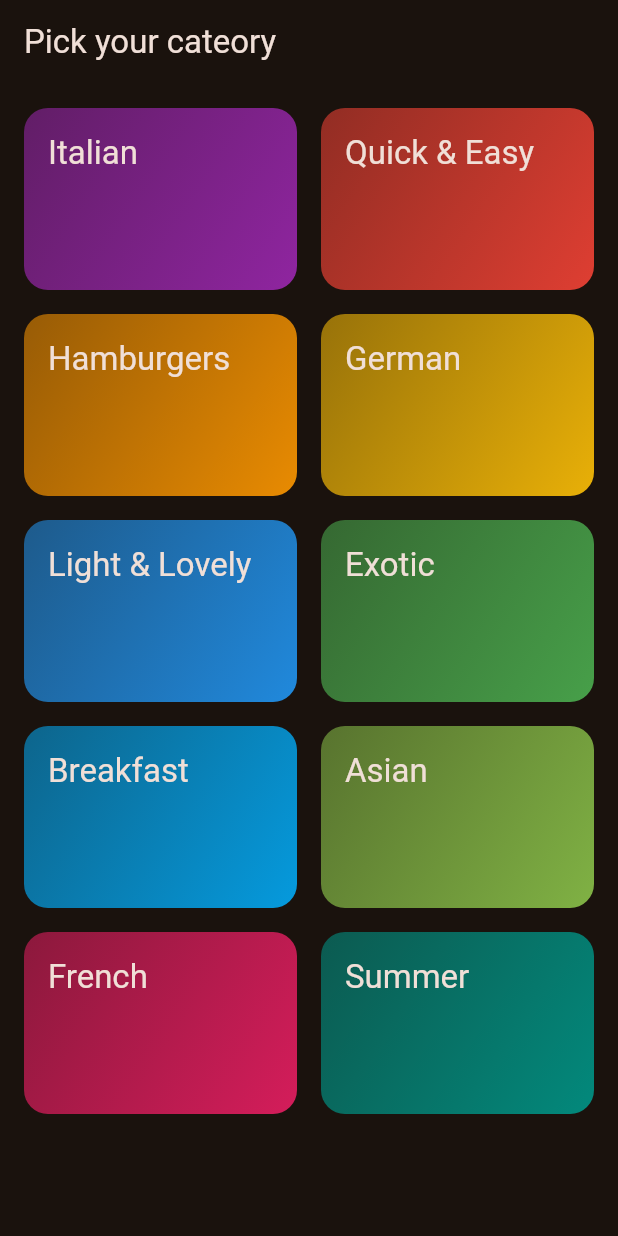
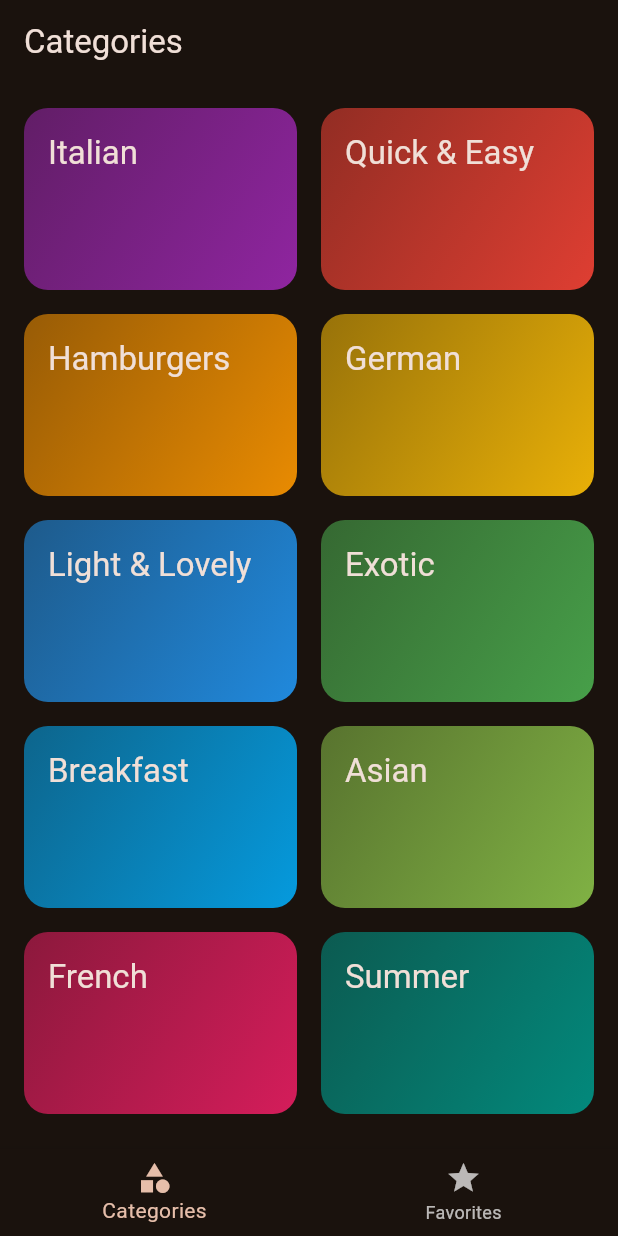
Before and after one commit to vuminhtruong/Flutter-project, a Flutter app: the screen it shows after launch, on a phone screen of 412 x 824 dp. Run offline on Flutter 3.47's test engine with Material 2 defaults, Android fonts, the phone set to English and light mode, and no system bars; our stand-ins replace google_fonts, transparent_image; Roboto replaces fonts that are missing (Cairo).

Commit message:
add favorite meal

```diff
--- a/flutter_meals_app/lib/main.dart
+++ b/flutter_meals_app/lib/main.dart
@@ -1,6 +1,5 @@
 import 'package:flutter/material.dart';
-import 'package:flutter_meals_app/screens/categories_screen.dart';
-
+import 'package:flutter_meals_app/screens/tabs.dart';
 import 'package:google_fonts/google_fonts.dart';
 
 final theme = ThemeData(
@@ -23,7 +22,7 @@
   Widget build(BuildContext context) {
     return MaterialApp(
       theme: theme,
-      home: const CategoriesScreen(),
+      home: const TabsScreen(),
     );
   }
 }
--- a/flutter_meals_app/lib/screens/categories_screen.dart
+++ b/flutter_meals_app/lib/screens/categories_screen.dart
@@ -4,8 +4,12 @@
 import 'package:flutter_meals_app/screens/meals.dart';
 import 'package:flutter_meals_app/widgets/category_grid_item.dart';
 
+import '../models/meal.dart';
+
 class CategoriesScreen extends StatelessWidget {
-  const CategoriesScreen({super.key});
+  const CategoriesScreen({super.key, required this.onToggleFavorite});
+
+  final void Function(Meal meal) onToggleFavorite;
 
   void _selectCategory(BuildContext context, Category category) {
     final filteredMeals = dummyMeals
@@ -13,20 +17,18 @@
         .toList();
 
     Navigator.of(context).push(MaterialPageRoute(
-        builder: (ctx) => MealsScreen(
+        builder: (ctx) =>
+            MealsScreen(
               title: category.title,
               meals: filteredMeals,
+              onToggleFavorite: onToggleFavorite,
             )
     ));
   }
 
   @override
   Widget build(BuildContext context) {
-    return Scaffold(
-      appBar: AppBar(
-        title: const Text('Pick your cateory'),
-      ),
-      body: GridView(
+    return GridView(
       padding: const EdgeInsets.all(16),
       gridDelegate: const SliverGridDelegateWithFixedCrossAxisCount(
           crossAxisCount: 2,
@@ -38,11 +40,10 @@
           CategoryGridItem(
             category: category,
             onSelectCategory: () {
-                _selectCategory(context,category);
+              _selectCategory(context, category);
             },
           )
       ],
-      ),
     );
   }
 }
--- /dev/null
+++ b/flutter_meals_app/lib/screens/tabs.dart
@@ -0,0 +1,80 @@
+import 'package:flutter/material.dart';
+import 'package:flutter_meals_app/screens/categories_screen.dart';
+import 'package:flutter_meals_app/screens/meals.dart';
+
+import '../models/meal.dart';
+
+class TabsScreen extends StatefulWidget {
+  const TabsScreen({super.key});
+
+  @override
+  State<TabsScreen> createState() {
+    return _TabsScreenState();
+  }
+}
+
+class _TabsScreenState extends State<TabsScreen> {
+  int _selectedPageIndex = 0;
+  final List<Meal> _favoriteMeals = [];
+
+  void _showInfoMessage(String message) {
+    ScaffoldMessenger.of(context).clearSnackBars();
+    ScaffoldMessenger.of(context).showSnackBar(
+      SnackBar(content: Text(message)),
+    );
+  }
+
+  void _toggleMealFavoriteStatus(Meal meal) {
+    final isExisting = _favoriteMeals.contains(meal);
+
+    if (isExisting) {
+      setState(() {
+        _favoriteMeals.remove(meal);
+      });
+      _showInfoMessage('Meal is no longer a favorite.');
+    } else {
+      setState(() {
+        _favoriteMeals.add(meal);
+      });
+    _showInfoMessage('Marked as a favorite!');
+    }
+  }
+
+  void _selectPage(int index) {
+    setState(() {
+      _selectedPageIndex = index;
+    });
+  }
+
+  @override
+  Widget build(BuildContext context) {
+    Widget activePage = CategoriesScreen(
+      onToggleFavorite: _toggleMealFavoriteStatus,
+    );
+    var activePageTitle = 'Categories';
+
+    if (_selectedPageIndex == 1) {
+      activePage = MealsScreen(
+        meals: _favoriteMeals,
+        onToggleFavorite: _toggleMealFavoriteStatus,
+      );
+      activePageTitle = 'Your Favorites';
+    }
+
+    return Scaffold(
+      appBar: AppBar(
+        title: Text(activePageTitle),
+      ),
+      body: activePage,
+      bottomNavigationBar: BottomNavigationBar(
+        onTap: _selectPage,
+        currentIndex: _selectedPageIndex,
+        items: const [
+          BottomNavigationBarItem(
+              icon: Icon(Icons.category), label: 'Categories'),
+          BottomNavigationBarItem(icon: Icon(Icons.star), label: 'Favorites'),
+        ],
+      ),
+    );
+  }
+}
--- a/flutter_meals_app/lib/widgets/meal_item_trait.dart
+++ b/flutter_meals_app/lib/widgets/meal_item_trait.dart
@@ -14,7 +14,6 @@
         const SizedBox(width: 6,),
         Text(label,style: const TextStyle(
           color: Colors.white,
-
         ),)
       ],
     );
```
Also changed, not shown: flutter_meals_app/lib/screens/meal_details.dart (+26 -43 lines), flutter_meals_app/lib/screens/meals.dart (+16 -10 lines), flutter_meals_app/images/res5.png (added), 1 other file. Lines whose indentation alone changed are shown as unchanged.
